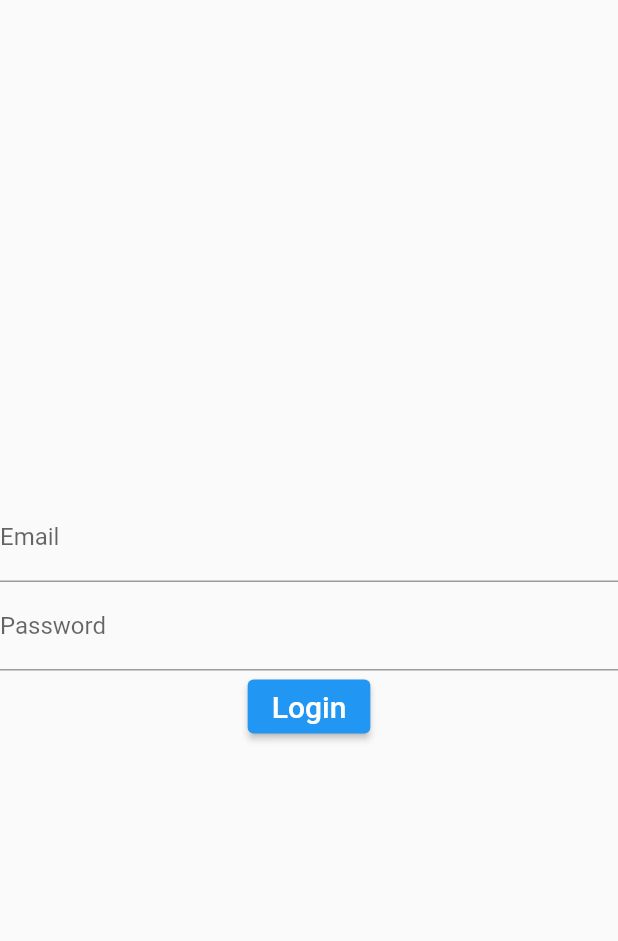
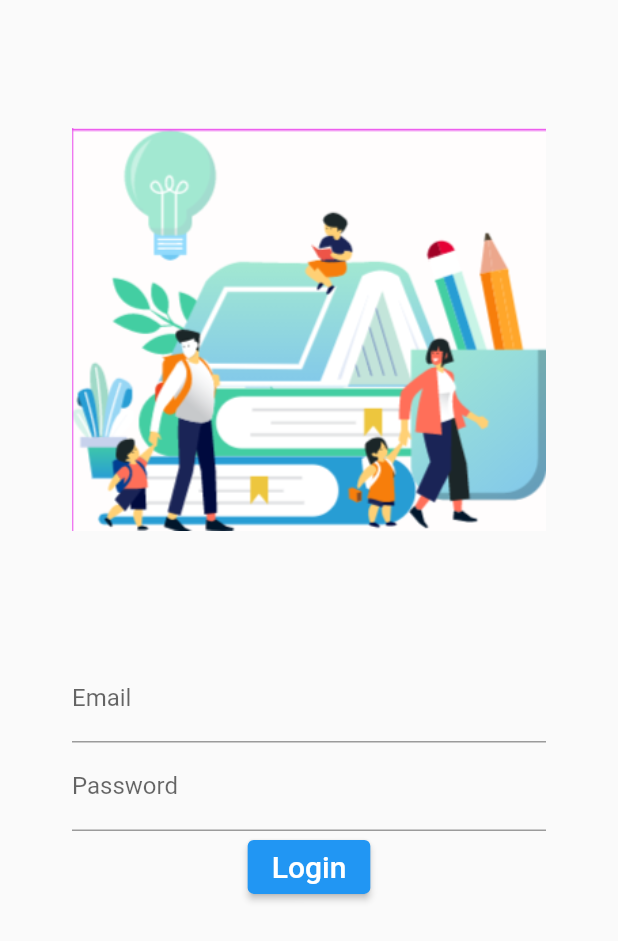
Before and after one commit to kirancchand/nurture, a Flutter app: the screen it shows after launch, on a phone screen of 412 x 824 dp. Shown: the top 941 px of the screen. Run offline on Flutter 3.47's test engine with Material 2 defaults, Android fonts, the phone set to English and light mode, and no system bars; drawn by our look-alikes of modal_progress_hud_nsn; our stand-ins replace get.

Commit message:
push with design on login page

```diff
--- a/lib/screen/login.dart
+++ b/lib/screen/login.dart
@@ -23,17 +23,39 @@ class LoginPage extends State<Login>{
     TextEditingController textFieldController = TextEditingController();
     return Spinner(
       child:Scaffold(
-      body: Container(
+        body: SingleChildScrollView(
+          child:Container(
+              margin:EdgeInsets.fromLTRB(48.0,85.0,48.0,0.0),
+            child:Column(
+              children: <Widget>[
+                Container(
+                  child:Image.asset('assets/images/img1.PNG')
+                ),
+                Container(
+                  margin: const EdgeInsets.only(top: 82.0),
                   child:Form(
                     key: formKey,
                     child: Center(
                       child: Column(
                         mainAxisAlignment: MainAxisAlignment.center,
-            children: loginInputs(loginRequestModel)+loginButtons(formKey,loginRequestModel),
+                        children: <Widget>[
+                          Column(
+                              children:loginInputs(loginRequestModel)
+                          ),
+                          Column(
+                              children:loginButtons(formKey,loginRequestModel)
+                          )
+                        ],
                       ),
                     ),
                   ),
                 ),
+              ],
+            )
+
+          )
+        ),
+
     )
     );
   }
--- a/pubspec.yaml
+++ b/pubspec.yaml
@@ -48,7 +48,8 @@ flutter:
   # included with your application, so that you can use the icons in
   # the material Icons class.
   uses-material-design: true
-
+  assets:
+    - assets/images/
   # To add assets to your application, add an assets section, like this:
   # assets:
   #   - images/a_dot_burr.jpeg
```
Also changed, not shown: assets/images/img1.PNG (added), lib/widget/buttons.dart (line endings or trailing spaces). Lines whose indentation alone changed are shown as unchanged.
